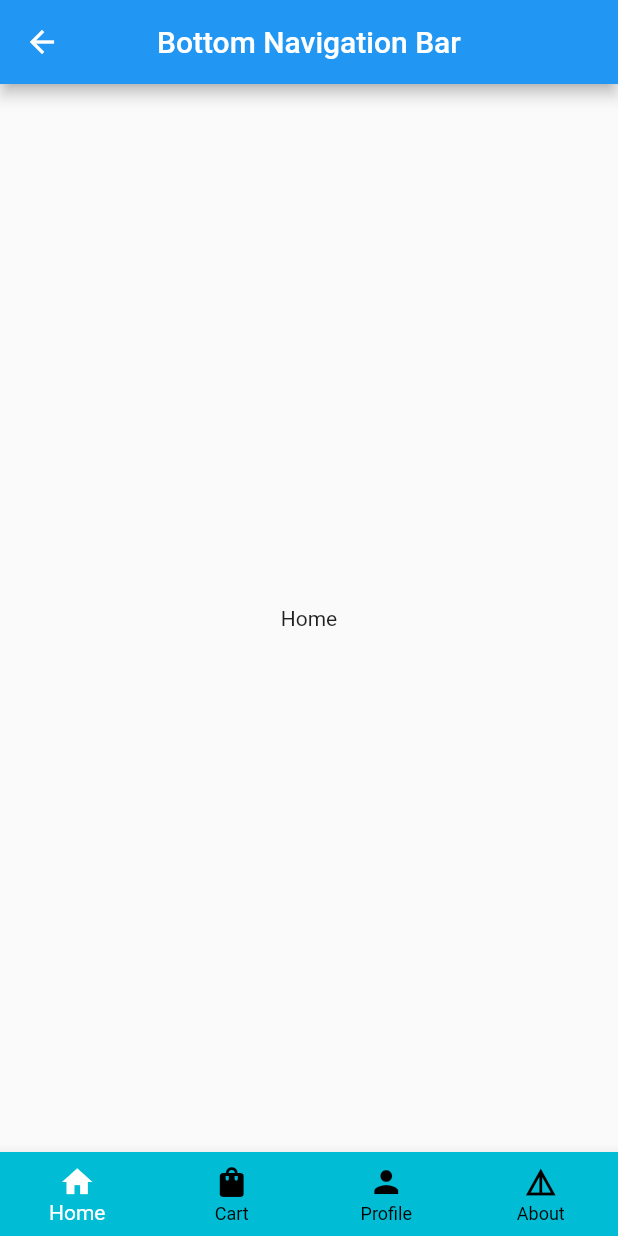
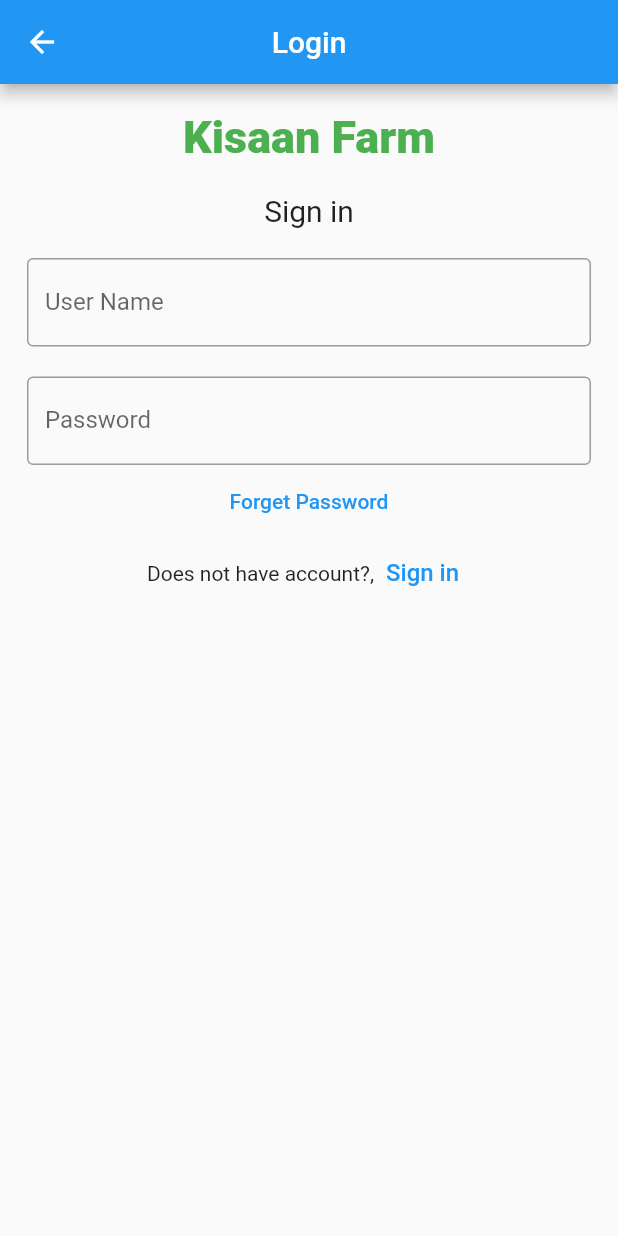
Before and after one commit to Ashok-gc/Flutter, a Flutter app: the screen it shows after launch, on a phone screen of 412 x 824 dp. Run offline on Flutter 3.47's test engine with Material 2 defaults, Android fonts, the light colour scheme and no system bars; our stand-ins replace fluttertoast, math_expressions, motion_toast; missing offline and left inert: dropdown_plus.

Commit message:
signin page

```diff
--- a/lib/main.dart
+++ b/lib/main.dart
@@ -29,6 +29,7 @@ import 'package:my_firstapp/screens/cardscreen.dart';
 import 'package:my_firstapp/screens/datatableScreen.dart';
 import 'package:my_firstapp/screens/displayStudent.dart';
 import 'package:my_firstapp/screens/grid.dart';
+import 'package:my_firstapp/screens/loginpage.dart';
 import 'package:my_firstapp/screens/picture.dart';
 import 'package:my_firstapp/screens/stack.dart';
 import 'package:my_firstapp/screens/student_screen.dart';
@@ -37,7 +38,7 @@ void main() {
   runApp(
     MaterialApp(
       debugShowCheckedModeBanner: false,
-      initialRoute: '/bottomNavigation',
+      initialRoute: '/login',
       routes: {
         '/':(context) => const StudentDetailsScreen(),
         '/snackBar':(context) => const SnackBarScreen(),
@@ -61,6 +62,7 @@ void main() {
         '/stackScreen':(context) => const StackScreen(),
         '/imageScreen':(context) => const ImageContainerScreen(),
         '/bottomNavigation':(context) => const ButtonNavigationBarScreen(),
+        '/login':(context) => const LoginScreen(),
 
 
       },
--- /dev/null
+++ b/lib/screens/loginpage.dart
@@ -0,0 +1,90 @@
+import 'package:flutter/material.dart';
+
+class LoginScreen extends StatefulWidget {
+  const LoginScreen({super.key});
+
+  @override
+  State<LoginScreen> createState() => _LoginScreenState();
+}
+
+class _LoginScreenState extends State<LoginScreen> {
+  TextEditingController usernameController = TextEditingController();
+  TextEditingController passwordController = TextEditingController();
+
+  @override
+  Widget build(BuildContext context) {
+    return Scaffold(
+      appBar: AppBar(
+        title: const Text("Login"),
+        centerTitle: true,
+      ),
+      body: Padding(
+        padding: const EdgeInsets.all(8),
+        child: ListView(
+          children: <Widget>[
+            Container(
+              alignment: Alignment.center,
+              padding: const EdgeInsets.all(10),
+              child: const Text(
+                'Kisaan Farm',
+                style: TextStyle(
+                    color: Colors.green,
+                    fontWeight: FontWeight.w800,
+                    fontSize: 30),
+              ),
+            ),
+            Container(
+              alignment: Alignment.center,
+              padding: const EdgeInsets.all(10),
+              child: const Text(
+                'Sign in',
+                style: TextStyle(fontSize: 20),
+              ),
+            ),
+            Container(
+                padding: const EdgeInsets.all(10),
+                child: TextField(
+                  controller: usernameController,
+                  decoration: const InputDecoration(
+                    border: OutlineInputBorder(),
+                    labelText: 'User Name',
+                  ),
+                )),
+            Container(
+              padding: const EdgeInsets.fromLTRB(10, 10, 10, 0),
+              child: TextField(
+                obscureText: true,
+                controller: passwordController,
+                decoration: const InputDecoration(
+                  border: OutlineInputBorder(),
+                  labelText: 'Password',
+                ),
+              ),
+            ),
+            TextButton(
+              onPressed: () {
+                //firgot password Screen
+              },
+              child: const Text("Forget Password"),
+            ),
+            Row(
+              mainAxisAlignment: MainAxisAlignment.center,
+              children: [
+                const Text("Does not have account?,"),
+                TextButton(
+                  child: const Text('Sign in',
+                  style: TextStyle(fontSize: 16),
+                  ),
+                  onPressed: () {
+                    //signup screen
+                  },
+                )
+              ],
+            )
+          ],
+
+        ),
+      ),
+    );
+  }
+}
```
